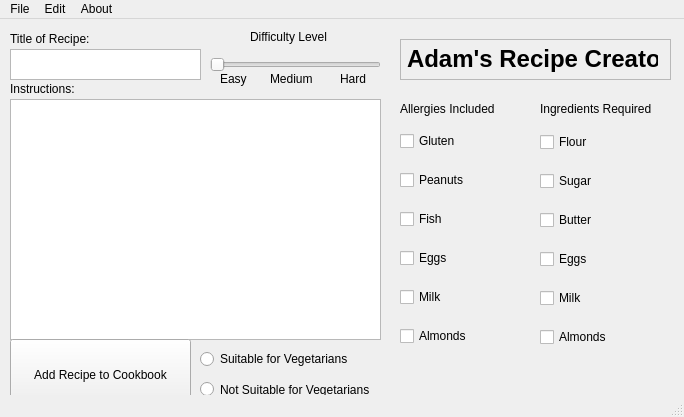
Qt form mainwindow.ui (AdamTCollins/CS4076_PROJECT) before a commit.
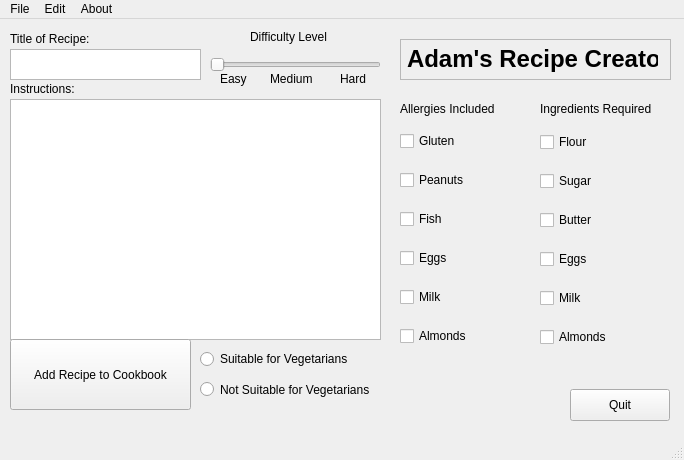
The same form after that commit.

The edit to the form file:
```diff
--- a/mainwindow.ui
+++ b/mainwindow.ui
@@ -7,7 +7,7 @@
     <x>0</x>
     <y>0</y>
     <width>684</width>
-    <height>417</height>
+    <height>460</height>
    </rect>
   </property>
   <property name="windowTitle">
@@ -117,7 +117,7 @@
     </property>
     <layout class="QGridLayout" name="gridLayout_3">
      <item row="0" column="0">
-      <widget class="QCheckBox" name="checkBox_5">
+      <widget class="QCheckBox" name="checkBox_1">
        <property name="text">
         <string>Gluten</string>
        </property>
@@ -138,7 +138,7 @@
       </widget>
      </item>
      <item row="4" column="0">
-      <widget class="QCheckBox" name="checkBox_22">
+      <widget class="QCheckBox" name="checkBox_5">
        <property name="text">
         <string>Milk</string>
        </property>
@@ -356,6 +356,19 @@
      <string>Difficulty Level</string>
     </property>
    </widget>
+   <widget class="QPushButton" name="pushButton_2">
+    <property name="geometry">
+     <rect>
+      <x>570</x>
+      <y>370</y>
+      <width>100</width>
+      <height>32</height>
+     </rect>
+    </property>
+    <property name="text">
+     <string>Quit</string>
+    </property>
+   </widget>
   </widget>
   <widget class="QMenuBar" name="menubar">
    <property name="geometry">
```
Left out of the diff: 18 changed lines with no effect on the pictures.
